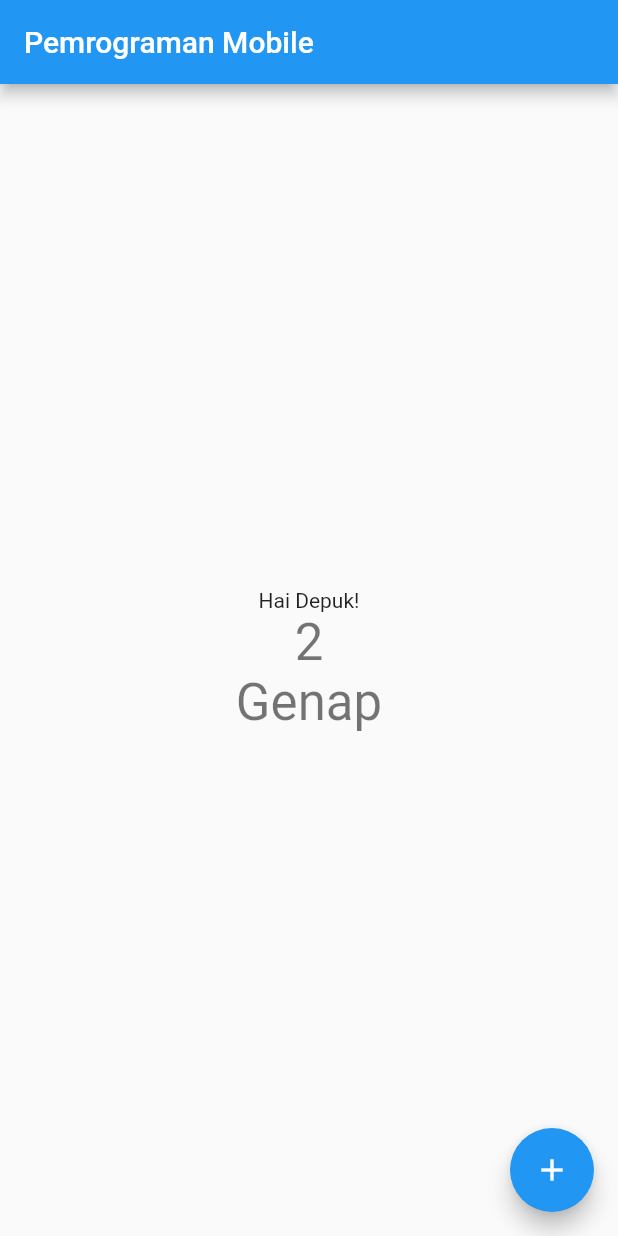
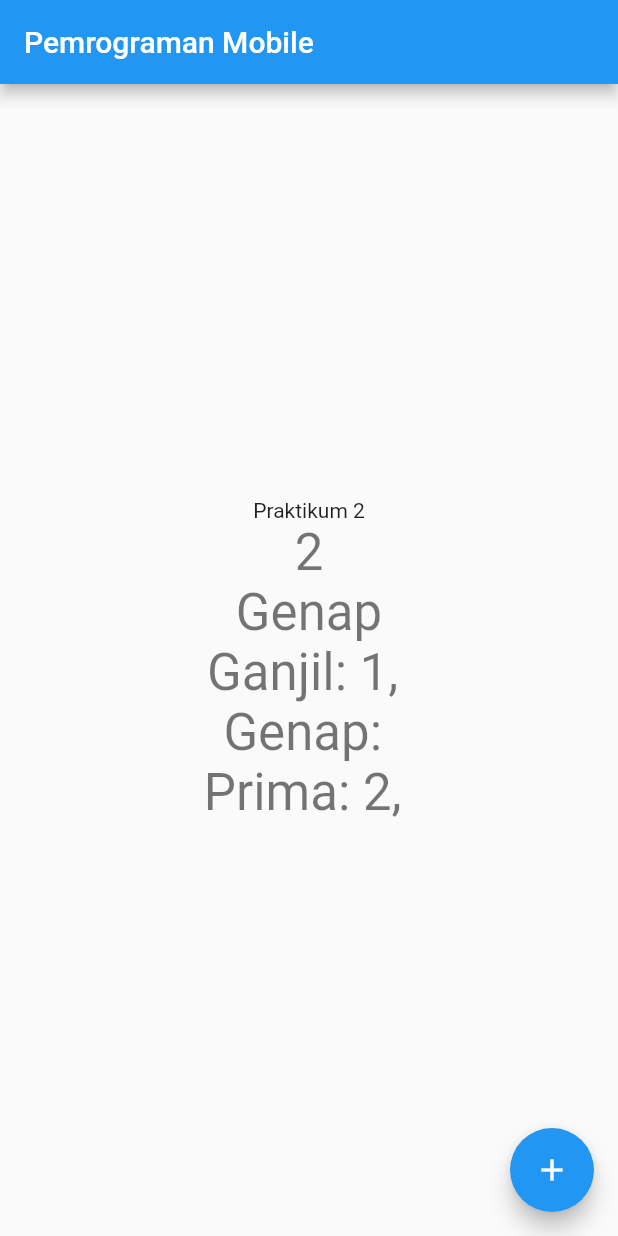
Before and after one commit to adhikasyafrina/belajar_flutter, a Flutter app: the screen it shows after launch, after a tap on the "add" icon, on a phone screen of 412 x 824 dp. Run offline on Flutter 3.47's test engine with Material 2 defaults, Android fonts, the phone set to English and light mode, and no system bars.

Commit message:
Praktikum 2

```diff
--- a/lib/main.dart
+++ b/lib/main.dart
@@ -49,19 +49,50 @@ class MyHomePage extends StatefulWidget {
 
 class _MyHomePageState extends State<MyHomePage> {
   int _counter = 1;
-  String _text = "Ganjil";
+  String _text = "";
+  String _textGanjil = "";
+  String _textGenap = "";
+  String _textPrima = "";
 
   void _incrementCounter() {
     setState(() {
       _counter++;
       if(_counter > 10){
-        _counter = 1;
+        _counter = 0;
       }
 
       if(_counter % 2 == 0){
         _text = "Genap";
       }else{
         _text = "Ganjil";
+      }
+
+      _textGanjil = "Ganjil: ";
+      for(int i=0; i<=_counter; i++){
+        if(i%2 != 0){
+          _textGanjil += '$i, ';
+        }
+      }
+
+      _textGenap = "Genap: ";
+      for(int i=1; i<=_counter; i++){
+        if(i%2 == 0 && i%3 == 0){
+          _textGenap += '$i, ';
+        }
+      }
+
+      _textPrima = "Prima: ";
+      for(int i=2; i<=_counter; i++){
+        bool isPrime = true;
+        for(int j=2; j<=i/2; j++){
+          if(i%j == 0){
+            isPrime = false;
+            break;
+          }
+        }
+        if(isPrime){
+          _textPrima += '$i, ';
+        }
       }
     });
   }
@@ -101,7 +132,7 @@ class _MyHomePageState extends State<MyHomePage> {
           mainAxisAlignment: MainAxisAlignment.center,
           children: <Widget>[
             const Text(
-              'Hai Depuk!',
+              'Praktikum 2',
             ),
             Text(
               '$_counter',
@@ -111,12 +142,24 @@ class _MyHomePageState extends State<MyHomePage> {
               _text,
               style: Theme.of(context).textTheme.headline4,
             ),
+            Text(
+              _textGanjil,
+              style: Theme.of(context).textTheme.headline4,
+            ),
+            Text(
+              _textGenap,
+              style: Theme.of(context).textTheme.headline4,
+            ),
+            Text(
+              _textPrima,
+              style: Theme.of(context).textTheme.headline4,
+            ),
           ],
         ),
       ),
       floatingActionButton: FloatingActionButton(
         onPressed: _incrementCounter,
-        tooltip: 'Pencet aku kak ^-^',
+        tooltip: 'Increment',
         child: const Icon(Icons.add),
       ), // This trailing comma makes auto-formatting nicer for build methods.
     );
```
